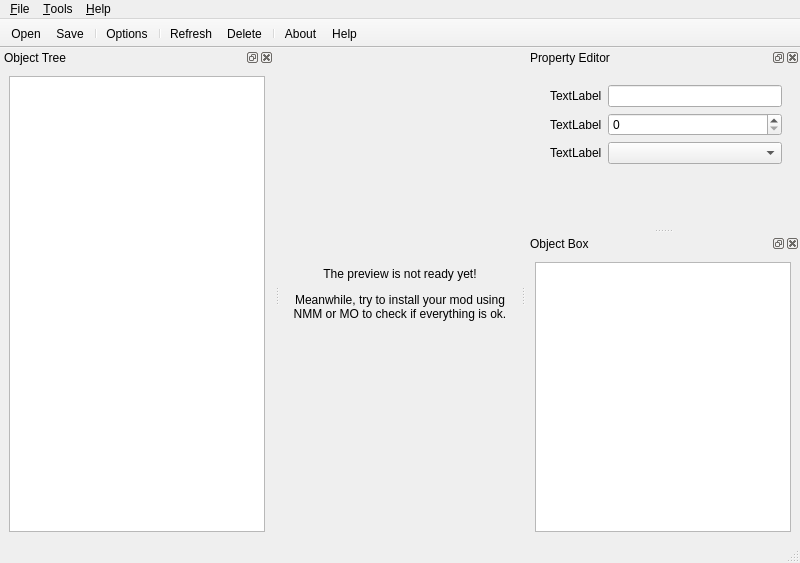
Old version of the form fomod/gui/templates/mainframe.ui in the repository GandaG/fomod-designer.
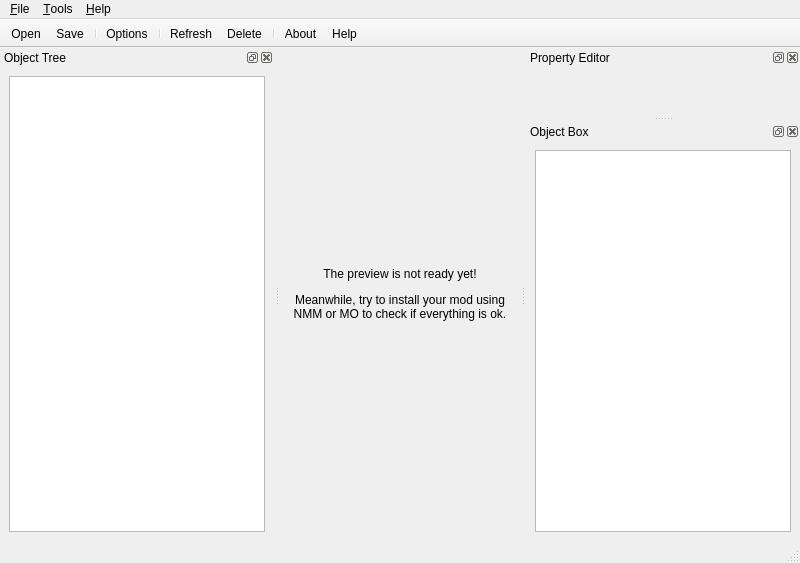
New version of the form. Icons and pictures are not drawn.

```diff
--- a/fomod/gui/templates/mainframe.ui
+++ b/fomod/gui/templates/mainframe.ui
@@ -108,44 +108,7 @@
     <number>2</number>
    </attribute>
    <widget class="QWidget" name="dockWidgetContents">
-    <layout class="QFormLayout" name="formLayout">
-     <item row="0" column="1">
-      <widget class="QWidget" name="widget" native="true">
-       <layout class="QFormLayout" name="formLayout_2">
-        <item row="0" column="0">
-         <widget class="QLabel" name="label">
-          <property name="text">
-           <string>TextLabel</string>
-          </property>
-         </widget>
-        </item>
-        <item row="1" column="0">
-         <widget class="QLabel" name="label_2">
-          <property name="text">
-           <string>TextLabel</string>
-          </property>
-         </widget>
-        </item>
-        <item row="1" column="1">
-         <widget class="QSpinBox" name="spinBox"/>
-        </item>
-        <item row="2" column="0">
-         <widget class="QLabel" name="label_3">
-          <property name="text">
-           <string>TextLabel</string>
-          </property>
-         </widget>
-        </item>
-        <item row="2" column="1">
-         <widget class="QComboBox" name="comboBox"/>
-        </item>
-        <item row="0" column="1">
-         <widget class="QLineEdit" name="lineEdit"/>
-        </item>
-       </layout>
-      </widget>
-     </item>
-    </layout>
+    <layout class="QFormLayout" name="formLayout"/>
    </widget>
   </widget>
   <widget class="QDockWidget" name="object_tree">
```
